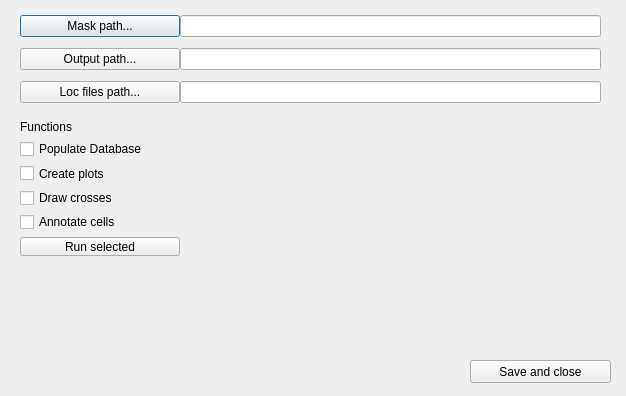
The window that CP/gui.ui (holzwok/Berufspraktikum) describes before a commit, drawn with Qt 5.
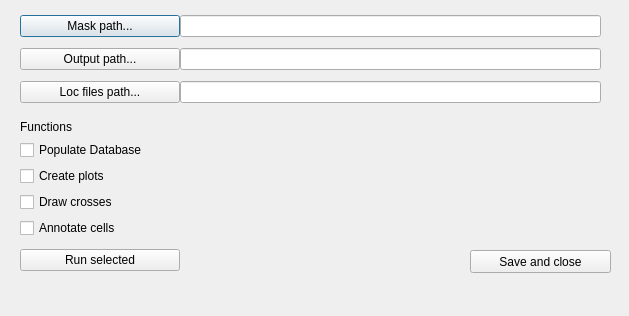
The same window after the commit.

What changed in the file:
```diff
--- a/CP/gui.ui
+++ b/CP/gui.ui
@@ -6,8 +6,8 @@
    <rect>
     <x>0</x>
     <y>0</y>
-    <width>626</width>
-    <height>396</height>
+    <width>629</width>
+    <height>316</height>
    </rect>
   </property>
   <property name="windowTitle">
@@ -83,7 +83,7 @@
    <property name="geometry">
     <rect>
      <x>470</x>
-     <y>360</y>
+     <y>250</y>
      <width>141</width>
      <height>23</height>
     </rect>
@@ -98,7 +98,7 @@
      <x>20</x>
      <y>120</y>
      <width>160</width>
-     <height>136</height>
+     <height>151</height>
     </rect>
    </property>
    <layout class="QVBoxLayout" name="verticalLayout_3">
@@ -137,6 +137,19 @@
       </property>
      </widget>
     </item>
+    <item>
+     <spacer name="verticalSpacer">
+      <property name="orientation">
+       <enum>Qt::Vertical</enum>
+      </property>
+      <property name="sizeHint" stdset="0">
+       <size>
+        <width>20</width>
+        <height>40</height>
+       </size>
+      </property>
+     </spacer>
+    </item>
     <item>
      <widget class="QPushButton" name="pb_run">
       <property name="text">
```
